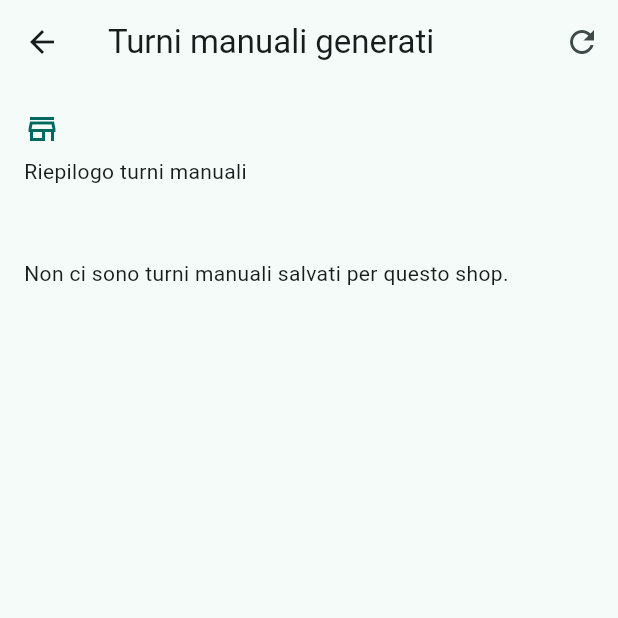
After one commit to leopu00/turni, a Flutter app: the ManualShiftResultsPage screen opened directly, after a tap on the "refresh" icon, on a phone screen of 412 x 824 dp, the top half of it. The commit adds this screen. Run offline on Flutter 3.47's test engine with Material 3 defaults, Android fonts, the phone set to English and light mode, and no system bars; our stand-ins replace supabase_flutter; accounts and stored records are empty; network calls fail.

Commit message:
feat(boss): save manual shifts and expose results summary

```diff
--- /dev/null
+++ b/lib/data/repositories/manual_shift_repository.dart
@@ -0,0 +1,68 @@
+import 'package:supabase_flutter/supabase_flutter.dart';
+
+class ManualShiftAssignment {
+  const ManualShiftAssignment({
+    required this.shopId,
+    required this.day,
+    required this.employeeId,
+  });
+
+  final String shopId;
+  final DateTime day;
+  final String employeeId;
+}
+
+class ManualShiftRepository {
+  ManualShiftRepository._();
+
+  static final ManualShiftRepository instance = ManualShiftRepository._();
+
+  SupabaseClient get _db => Supabase.instance.client;
+
+  Future<void> replaceAssignments({
+    required String shopId,
+    required Map<DateTime, Set<String>> selections,
+  }) async {
+    await _db.from('manual_shift_assignments').delete().eq('shop_id', shopId);
+
+    final rows = <Map<String, dynamic>>[];
+    selections.forEach((day, employees) {
+      if (employees.isEmpty) return;
+      final normalized = DateTime(day.year, day.month, day.day)
+          .toIso8601String()
+          .substring(0, 10);
+      for (final employeeId in employees) {
+        rows.add({
+          'shop_id': shopId,
+          'employee_id': employeeId,
+          'day': normalized,
+        });
+      }
+    });
+
+    if (rows.isNotEmpty) {
+      await _db.from('manual_shift_assignments').insert(rows);
+    }
+  }
+
+  Future<List<ManualShiftAssignment>> fetchAssignmentsForShop(
+    String shopId,
+  ) async {
+    final rows = await _db
+        .from('manual_shift_assignments')
+        .select('day, employee_id')
+        .eq('shop_id', shopId)
+        .order('day')
+        .order('employee_id');
+
+    return rows
+        .map<ManualShiftAssignment>(
+          (row) => ManualShiftAssignment(
+            shopId: shopId,
+            day: DateTime.parse(row['day'] as String),
+            employeeId: row['employee_id'] as String,
+          ),
+        )
+        .toList();
+  }
+}
--- /dev/null
+++ b/lib/pages/manual_shift_results_page.dart
@@ -0,0 +1,297 @@
+import 'package:flutter/material.dart';
+import 'package:intl/intl.dart';
+
+import '../data/repositories/manual_shift_repository.dart';
+import '../data/repositories/shop_repository.dart';
+import '../models/supabase/profile.dart';
+
+class ManualShiftResultsPage extends StatefulWidget {
+  const ManualShiftResultsPage({super.key});
+
+  @override
+  State<ManualShiftResultsPage> createState() =>
+      _ManualShiftResultsPageState();
+}
+
+class _ManualShiftResultsPageState extends State<ManualShiftResultsPage> {
+  static final DateFormat _dayFormat = DateFormat('EEEE dd MMMM', 'it_IT');
+
+  bool _loading = false;
+  String? _error;
+  String? _shopId;
+  String? _shopName;
+  List<_ManualShiftDayGroup> _days = const [];
+
+  @override
+  void initState() {
+    super.initState();
+    _load();
+  }
+
+  Future<void> _load() async {
+    setState(() {
+      _loading = true;
+      _error = null;
+    });
+
+    try {
+      final shopResult =
+          await ShopRepository.instance.fetchColleaguesForCurrentUser();
+      if (!mounted) return;
+
+      if (!shopResult.hasShop) {
+        setState(() {
+          _shopId = null;
+          _shopName = null;
+          _days = const [];
+          _loading = false;
+        });
+        return;
+      }
+
+      final assignments = await ManualShiftRepository.instance
+          .fetchAssignmentsForShop(shopResult.shopId!);
+
+      final profileMap = <String, Profile>{
+        for (final profile in shopResult.colleagues) profile.id: profile,
+      };
+      final pendingMap = <String, PendingEmployee>{
+        for (final pending in shopResult.pending) pending.id: pending,
+      };
+
+      final grouped = <DateTime, List<_ManualShiftEmployeeView>>{};
+      for (final assignment in assignments) {
+        final normalizedDay = DateTime(
+          assignment.day.year,
+          assignment.day.month,
+          assignment.day.day,
+        );
+        final employees =
+            grouped.putIfAbsent(normalizedDay, () => <_ManualShiftEmployeeView>[]);
+        final label = _labelFor(assignment.employeeId, profileMap, pendingMap);
+        final detail =
+            _detailFor(assignment.employeeId, profileMap, pendingMap);
+        employees.add(
+          _ManualShiftEmployeeView(
+            id: assignment.employeeId,
+            label: label,
+            detail: detail,
+          ),
+        );
+      }
+
+      final dayGroups = grouped.entries.map((entry) {
+        final employees = entry.value
+          ..sort((a, b) => a.label.toLowerCase().compareTo(
+                b.label.toLowerCase(),
+              ));
+        return _ManualShiftDayGroup(
+          day: entry.key,
+          employees: employees,
+        );
+      }).toList()
+        ..sort((a, b) => a.day.compareTo(b.day));
+
+      if (!mounted) return;
+      setState(() {
+        _shopId = shopResult.shopId;
+        _shopName = shopResult.shopName;
+        _days = dayGroups;
+        _loading = false;
+      });
+    } catch (e) {
+      if (!mounted) return;
+      setState(() {
+        _error = 'Errore nel caricamento: $e';
+        _loading = false;
+      });
+    }
+  }
+
+  String _labelFor(
+    String id,
+    Map<String, Profile> profiles,
+    Map<String, PendingEmployee> pending,
+  ) {
+    final profile = profiles[id];
+    if (profile != null) {
+      final display = profile.displayName?.trim();
+      if (display != null && display.isNotEmpty) return display;
+      final username = profile.username?.trim();
+      if (username != null && username.isNotEmpty) return username;
+      return profile.email;
+    }
+    final manual = pending[id];
+    if (manual != null) {
+      return manual.name;
+    }
+    return 'ID $id';
+  }
+
+  String? _detailFor(
+    String id,
+    Map<String, Profile> profiles,
+    Map<String, PendingEmployee> pending,
+  ) {
+    final profile = profiles[id];
+    if (profile != null) return profile.email;
+    final manual = pending[id];
+    if (manual != null) return 'Da registrare';
+    return null;
+  }
+
+  @override
+  Widget build(BuildContext context) {
+    final theme = Theme.of(context);
+
+    Widget body;
+    if (_loading) {
+      body = const Center(child: CircularProgressIndicator());
+    } else if (_error != null) {
+      body = Center(
+        child: Column(
+          mainAxisSize: MainAxisSize.min,
+          children: [
+            Text(_error!, textAlign: TextAlign.center),
+            const SizedBox(height: 12),
+            FilledButton(
+              onPressed: _load,
+              child: const Text('Riprova'),
+            ),
+          ],
+        ),
+      );
+    } else if (_shopId == null) {
+      body = Center(
+        child: Padding(
+          padding: const EdgeInsets.all(24),
+          child: Text(
+            'Non sei associato a nessuno shop, impossibile mostrare i turni.',
+            textAlign: TextAlign.center,
+            style: theme.textTheme.bodyLarge,
+          ),
+        ),
+      );
+    } else {
+      body = RefreshIndicator(
+        onRefresh: _load,
+        child: ListView(
+          padding: const EdgeInsets.all(16),
+          physics: const AlwaysScrollableScrollPhysics(),
+          children: [
+            _buildHeader(context),
+            const SizedBox(height: 16),
+            if (_days.isEmpty)
+              Padding(
+                padding: const EdgeInsets.symmetric(vertical: 32),
+                child: Text(
+                  'Non ci sono turni manuali salvati per questo shop.',
+                  style: theme.textTheme.bodyMedium,
+                ),
+              )
+            else
+              ..._days.map((day) => _buildDayCard(context, day)),
+          ],
+        ),
+      );
+    }
+
+    return Scaffold(
+      appBar: AppBar(
+        title: const Text('Turni manuali generati'),
+        actions: [
+          IconButton(
+            icon: const Icon(Icons.refresh),
+            tooltip: 'Aggiorna',
+            onPressed: _loading ? null : _load,
+          ),
+        ],
+      ),
+      body: body,
+    );
+  }
+
+  Widget _buildHeader(BuildContext context) {
+    final theme = Theme.of(context);
+    return Column(
+      crossAxisAlignment: CrossAxisAlignment.start,
+      children: [
+        Row(
+          children: [
+            Icon(Icons.store_outlined, color: theme.colorScheme.primary),
+            const SizedBox(width: 8),
+            Expanded(
+              child: Text(
+                _shopName ?? 'Shop senza nome',
+                style: theme.textTheme.titleLarge,
+              ),
+            ),
+          ],
+        ),
+        const SizedBox(height: 4),
+        Text(
+          'Riepilogo turni manuali',
+          style: theme.textTheme.bodyMedium,
+        ),
+      ],
+    );
+  }
+
+  Widget _buildDayCard(BuildContext context, _ManualShiftDayGroup day) {
+    final theme = Theme.of(context);
+    return Card(
+      margin: const EdgeInsets.only(bottom: 12),
+      child: Padding(
+        padding: const EdgeInsets.all(16),
+        child: Column(
+          crossAxisAlignment: CrossAxisAlignment.start,
+          children: [
+            Text(
+              _dayFormat.format(day.day),
+              style: theme.textTheme.titleMedium,
+            ),
+            const SizedBox(height: 12),
+            if (day.employees.isEmpty)
+              Text(
+                'Nessun dipendente assegnato.',
+                style: theme.textTheme.bodyMedium,
+              )
+            else
+              ...day.employees.map(
+                (employee) => ListTile(
+                  contentPadding: EdgeInsets.zero,
+                  dense: true,
+                  leading: const Icon(Icons.person_outline),
+                  title: Text(employee.label),
+                  subtitle:
+                      employee.detail != null ? Text(employee.detail!) : null,
+                ),
+              ),
+          ],
+        ),
+      ),
+    );
+  }
+}
+
+class _ManualShiftDayGroup {
+  const _ManualShiftDayGroup({
+    required this.day,
+    required this.employees,
+  });
+
+  final DateTime day;
+  final List<_ManualShiftEmployeeView> employees;
+}
+
+class _ManualShiftEmployeeView {
+  const _ManualShiftEmployeeView({
+    required this.id,
+    required this.label,
+    this.detail,
+  });
+
+  final String id;
+  final String label;
+  final String? detail;
+}
```
Also changed, not shown: lib/pages/boss_page.dart (+17 -0 lines), lib/pages/shift_generation_page.dart (+126 -7 lines), 2 other files.
